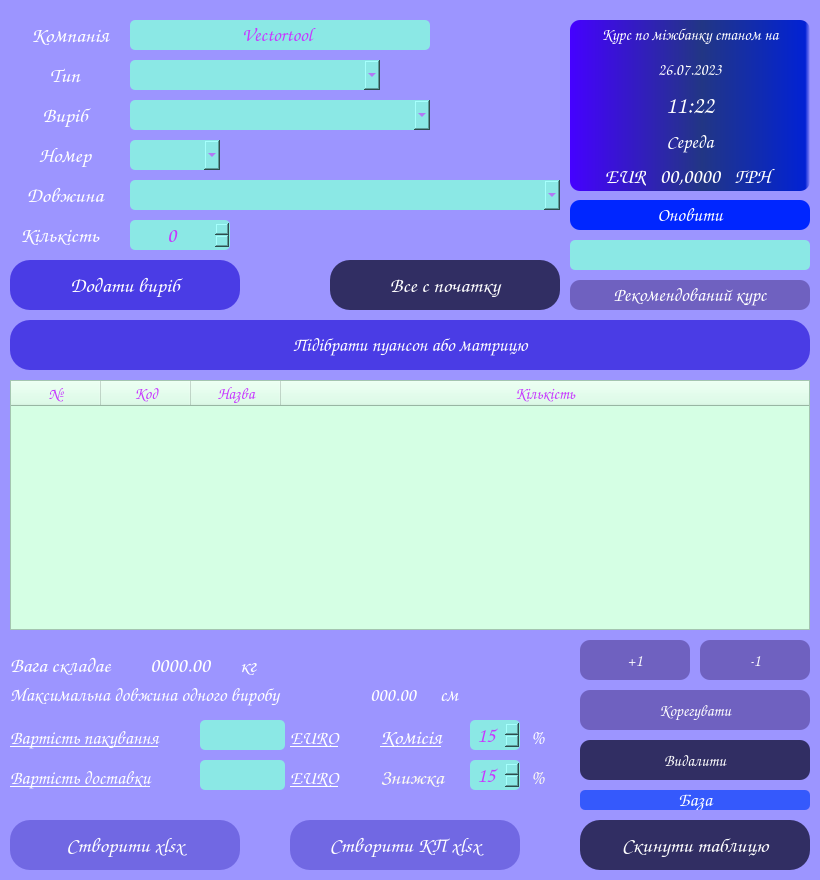
Before: the Qt Designer form BendingPriceCalc.ui in VitaliyBychevoy/BendingToolsPriceCalc, drawn with Qt 5.
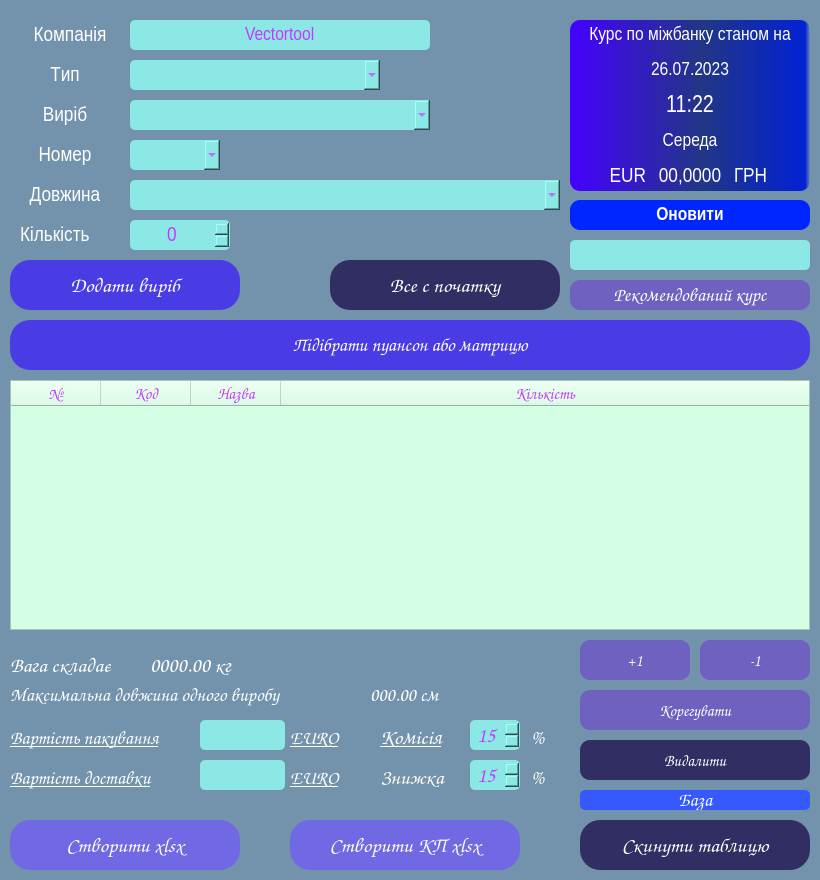
After: the same form once the commit is applied.

What changed in the file:
```diff
--- a/BendingPriceCalc.ui
+++ b/BendingPriceCalc.ui
@@ -32,7 +32,8 @@
   <property name="styleSheet">
    <string notr="true">/*background-color: qlineargradient(spread:pad, x1:0.011, y1:0.852455, x2:0.96, y2:0.085, stop:0 rgba(112, 2, 117, 255), stop:1 rgba(128, 16, 255, 255));*/
 /*background-color:rgb(30, 0, 65);*/
-background-color: rgb(156, 149, 255);</string>
+/*background-color: rgb(156, 149, 255);*/
+background-color: #7393ad;</string>
   </property>
   <property name="locale">
    <locale language="English" country="UnitedStates"/>
@@ -55,7 +56,7 @@
     </property>
     <property name="font">
      <font>
-      <family>Comic Sans MS</family>
+      <family>Arial Narrow</family>
       <pointsize>16</pointsize>
      </font>
     </property>
@@ -84,7 +85,7 @@
     </property>
     <property name="font">
      <font>
-      <family>Comic Sans MS</family>
+      <family>Arial Narrow</family>
       <pointsize>14</pointsize>
      </font>
     </property>
@@ -122,8 +123,10 @@
     </property>
     <property name="font">
      <font>
-      <family>Comic Sans MS</family>
+      <family>Arial Narrow</family>
       <pointsize>16</pointsize>
+      <weight>50</weight>
+      <bold>false</bold>
      </font>
     </property>
     <property name="styleSheet">
@@ -148,7 +151,7 @@
     </property>
     <property name="font">
      <font>
-      <family>Comic Sans MS</family>
+      <family>Arial Narrow</family>
       <pointsize>14</pointsize>
      </font>
     </property>
@@ -179,7 +182,7 @@
     </property>
     <property name="font">
      <font>
-      <family>Comic Sans MS</family>
+      <family>Arial Narrow</family>
       <pointsize>16</pointsize>
      </font>
     </property>
@@ -205,7 +208,7 @@
     </property>
     <property name="font">
      <font>
-      <family>Comic Sans MS</family>
+      <family>Arial Narrow</family>
       <pointsize>14</pointsize>
      </font>
     </property>
@@ -239,7 +242,7 @@
     </property>
     <property name="font">
      <font>
-      <family>Comic Sans MS</family>
+      <family>Arial Narrow</family>
       <pointsize>16</pointsize>
       <weight>50</weight>
       <bold>false</bold>
@@ -273,7 +276,7 @@
     </property>
     <property name="font">
      <font>
-      <family>Comic Sans MS</family>
+      <family>Arial Narrow</family>
       <pointsize>14</pointsize>
      </font>
     </property>
@@ -303,7 +306,7 @@
     </property>
     <property name="font">
      <font>
-      <family>Comic Sans MS</family>
+      <family>Arial Narrow</family>
       <pointsize>16</pointsize>
      </font>
     </property>
@@ -329,7 +332,7 @@
     </property>
     <property name="font">
      <font>
-      <family>Comic Sans MS</family>
+      <family>Arial Narrow</family>
       <pointsize>10</pointsize>
      </font>
     </property>
@@ -360,7 +363,7 @@
     </property>
     <property name="font">
      <font>
-      <family>Comic Sans MS</family>
+      <family>Arial Narrow</family>
       <pointsize>16</pointsize>
      </font>
     </property>
@@ -383,10 +386,10 @@
     </property>
     <property name="font">
      <font>
-      <family>Comic Sans MS</family>
+      <family>Arial Narrow</family>
       <pointsize>16</pointsize>
-      <weight>75</weight>
-      <bold>true</bold>
+      <weight>50</weight>
+      <bold>false</bold>
      </font>
     </property>
     <property name="styleSheet">
@@ -635,7 +638,7 @@
      <rect>
       <x>150</x>
       <y>650</y>
-      <width>90</width>
+      <width>120</width>
       <height>30</height>
      </rect>
     </property>
@@ -651,30 +654,7 @@
 ;</string>
     </property>
     <property name="text">
-     <string>0000.00</string>
-    </property>
-   </widget>
-   <widget class="QLabel" name="kg_label">
-    <property name="geometry">
-     <rect>
-      <x>240</x>
-      <y>650</y>
-      <width>20</width>
-      <height>30</height>
-     </rect>
-    </property>
-    <property name="font">
-     <font>
-      <family>Comic Sans MS</family>
-      <pointsize>16</pointsize>
-     </font>
-    </property>
-    <property name="styleSheet">
-     <string notr="true">background-color: qlineargradient(spread:pad, x1:0, y1:0, x2:1, y2:0, stop:0 rgba(0, 0, 0, 0), stop:1 rgba(255, 255, 255, 0));
-color: rgb(255, 255, 255);</string>
-    </property>
-    <property name="text">
-     <string>кг</string>
+     <string>0000.00 кг</string>
     </property>
    </widget>
    <widget class="QLabel" name="lenght_label">
@@ -705,7 +685,7 @@
      <rect>
       <x>370</x>
       <y>680</y>
-      <width>65</width>
+      <width>95</width>
       <height>30</height>
      </rect>
     </property>
@@ -720,30 +700,7 @@
 color:rgb(255, 255, 255);</string>
     </property>
     <property name="text">
-     <string>000.00</string>
-    </property>
-   </widget>
-   <widget class="QLabel" name="cm_label">
-    <property name="geometry">
-     <rect>
-      <x>440</x>
-      <y>680</y>
-      <width>30</width>
-      <height>30</height>
-     </rect>
-    </property>
-    <property name="font">
-     <font>
-      <family>Comic Sans MS</family>
-      <pointsize>14</pointsize>
-     </font>
-    </property>
-    <property name="styleSheet">
-     <string notr="true">background-color: qlineargradient(spread:pad, x1:0, y1:0, x2:1, y2:0, stop:0 rgba(0, 0, 0, 0), stop:1 rgba(255, 255, 255, 0));
-color:rgb(255, 255, 255);</string>
-    </property>
-    <property name="text">
-     <string>см</string>
+     <string>000.00 см</string>
     </property>
    </widget>
    <widget class="QPushButton" name="xlsx_button">
@@ -827,8 +784,8 @@
       <widget class="QLabel" name="title">
        <property name="font">
         <font>
-         <family>Comic Sans MS</family>
-         <pointsize>12</pointsize>
+         <family>Arial Narrow</family>
+         <pointsize>14</pointsize>
         </font>
        </property>
        <property name="toolTipDuration">
@@ -855,8 +812,8 @@
        </property>
        <property name="font">
         <font>
-         <family>Comic Sans MS</family>
-         <pointsize>12</pointsize>
+         <family>Arial Narrow</family>
+         <pointsize>14</pointsize>
         </font>
        </property>
        <property name="layoutDirection">
@@ -880,7 +837,7 @@
       <widget class="QLabel" name="time_label">
        <property name="font">
         <font>
-         <family>Comic Sans MS</family>
+         <family>Arial Narrow</family>
          <pointsize>18</pointsize>
         </font>
        </property>
@@ -902,7 +859,7 @@
       <widget class="QLabel" name="day">
        <property name="font">
         <font>
-         <family>Comic Sans MS</family>
+         <family>Arial Narrow</family>
          <pointsize>14</pointsize>
         </font>
        </property>
@@ -926,7 +883,7 @@
         <widget class="QLabel" name="euro_label">
          <property name="font">
           <font>
-           <family>Comic Sans MS</family>
+           <family>Arial Narrow</family>
            <pointsize>16</pointsize>
           </font>
          </property>
@@ -948,7 +905,7 @@
         <widget class="QLabel" name="euro_value">
          <property name="font">
           <font>
-           <family>Comic Sans MS</family>
+           <family>Arial Narrow</family>
            <pointsize>16</pointsize>
           </font>
          </property>
@@ -970,7 +927,7 @@
         <widget class="QLabel" name="uah_label">
          <property name="font">
           <font>
-           <family>Comic Sans MS</family>
+           <family>Arial Narrow</family>
            <pointsize>16</pointsize>
           </font>
          </property>
@@ -1038,7 +995,7 @@
     </property>
     <property name="font">
      <font>
-      <family>Comic Sans MS</family>
+      <family>Arial Narrow</family>
       <pointsize>16</pointsize>
      </font>
     </property>
@@ -1078,8 +1035,10 @@
     </property>
     <property name="font">
      <font>
-      <family>Comic Sans MS</family>
+      <family>Arial Narrow</family>
       <pointsize>14</pointsize>
+      <weight>75</weight>
+      <bold>true</bold>
      </font>
     </property>
     <property name="styleSheet">
```
